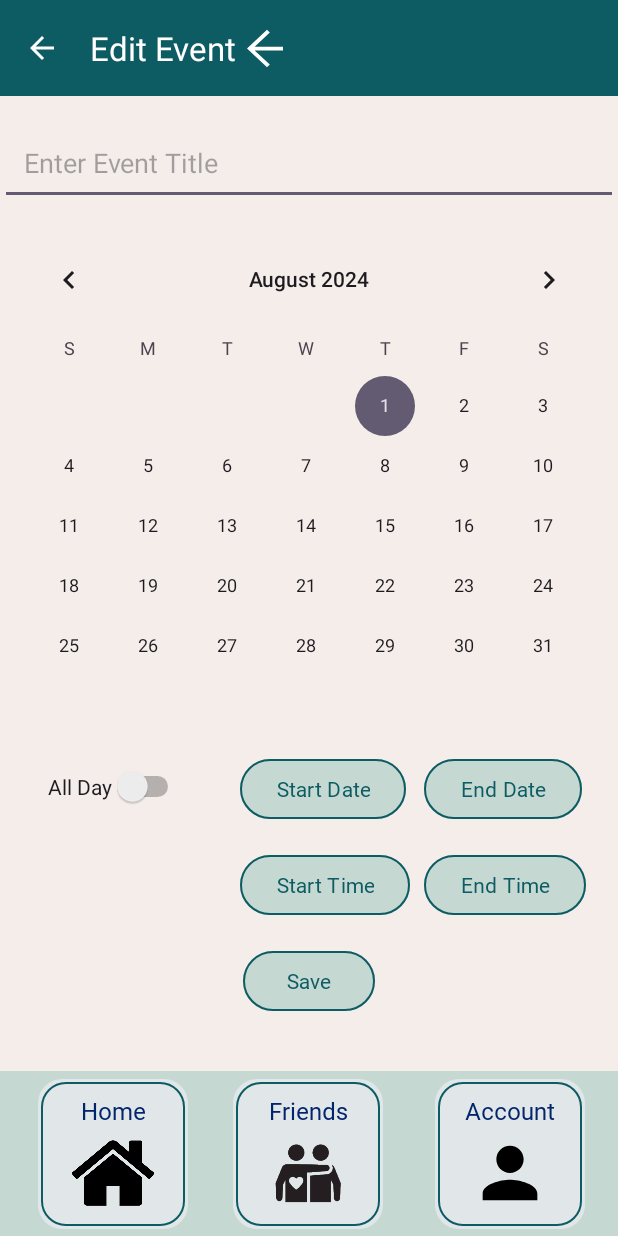
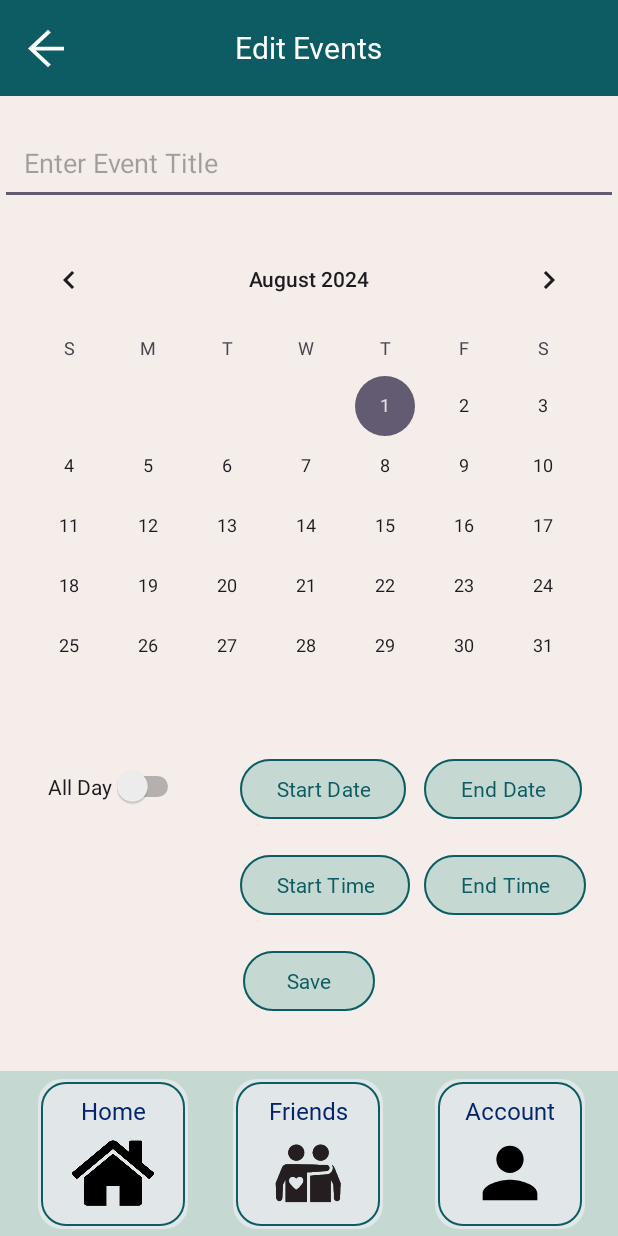
Before and after one commit to tksy1227/MAD24_P04_Team4, an Android app: the EditEventActivity screen opened directly, with no data from a screen before it, on a phone screen of 412 x 824 dp. Run offline under Robolectric (Android 15) with nearby library versions, the phone set to English and light mode, and no system bars; our stand-ins replace Room's generated code.

Commit message:
Shida Commit

```diff
--- a/app/src/main/java/sg/edu/np/mad/p04_team4/Calender/EditEventActivity.java
+++ b/app/src/main/java/sg/edu/np/mad/p04_team4/Calender/EditEventActivity.java
@@ -63,8 +63,8 @@ public class EditEventActivity extends AppCompatActivity {
         Toolbar toolbar = findViewById(R.id.toolbar);
         setSupportActionBar(toolbar);
         if (getSupportActionBar() != null) {
-            getSupportActionBar().setDisplayHomeAsUpEnabled(true);
-            getSupportActionBar().setTitle("Edit Event");
+            getSupportActionBar().setDisplayHomeAsUpEnabled(false);
+            getSupportActionBar().setDisplayShowTitleEnabled(false);
         }
 
         toolbar.setNavigationOnClickListener(v -> {
@@ -162,7 +162,7 @@ public class EditEventActivity extends AppCompatActivity {
         // Back Button
         ImageButton backButton = findViewById(R.id.backButton);
         backButton.setOnClickListener(v -> {
-            Intent homeIntent = new Intent(EditEventActivity.this, HomeActivity.class);
+            Intent homeIntent = new Intent(EditEventActivity.this, MainCalender.class);
             startActivity(homeIntent);
             // Optionally, finish this activity if you want to prevent the user from returning
             finish();
--- a/app/src/main/res/layout/activity_edit_event.xml
+++ b/app/src/main/res/layout/activity_edit_event.xml
@@ -16,6 +16,20 @@
         app:layout_constraintTop_toTopOf="parent"
         app:title=""
         app:titleTextColor="@android:color/white">
+
+        <TextView
+            android:id="@+id/textViewToolbarTitle"
+            android:layout_width="wrap_content"
+            android:layout_height="wrap_content"
+            android:text="Edit Events"
+            android:fontFamily="@font/alata"
+            android:textColor="@android:color/white"
+            android:textSize="20sp"
+            android:layout_gravity="center"
+            android:layout_marginStart="8dp"
+            app:layout_constraintStart_toStartOf="parent"
+            app:layout_constraintTop_toTopOf="parent"
+            app:layout_constraintBottom_toBottomOf="parent" />
 
         <!-- Back Button -->
         <ImageButton
--- a/app/src/main/res/layout/activity_event.xml
+++ b/app/src/main/res/layout/activity_event.xml
@@ -7,6 +7,7 @@
     android:orientation="vertical"
     tools:context="Calender.EventActivity"
     android:background="#F4EDEA">
+
 
 
     <androidx.appcompat.widget.Toolbar
@@ -37,7 +38,7 @@
             android:id="@+id/textViewToolbarTitle"
             android:layout_width="wrap_content"
             android:layout_height="wrap_content"
-            android:text="Edit Events"
+            android:text="View Events"
             android:fontFamily="@font/alata"
             android:textColor="@android:color/white"
             android:textSize="20sp"
@@ -49,6 +50,7 @@
 
 
     </androidx.appcompat.widget.Toolbar>
+
     <Spinner
         android:id="@+id/viewModeSpinner"
         android:layout_width="wrap_content"
--- a/app/src/main/res/layout/activity_main_calender.xml
+++ b/app/src/main/res/layout/activity_main_calender.xml
@@ -191,12 +191,12 @@
     <androidx.recyclerview.widget.RecyclerView
         android:id="@+id/eventListRecyclerView"
         android:layout_width="match_parent"
-        android:layout_height="0dp"
+        android:layout_height="100dp"
         android:layout_weight="1"
         android:padding="8dp" />
 
     <RelativeLayout
-        android:layout_width="412dp"
+        android:layout_width="425dp"
         android:layout_height="110dp"
         app:layout_constraintBottom_toBottomOf="parent"
         app:layout_constraintEnd_toEndOf="parent"
```
Also changed, not shown: app/src/main/java/sg/edu/np/mad/p04_team4/Calender/EventActivity.java (+6 -8 lines), app/src/main/java/sg/edu/np/mad/p04_team4/Calender/MainCalender.java (+5 -2 lines).
